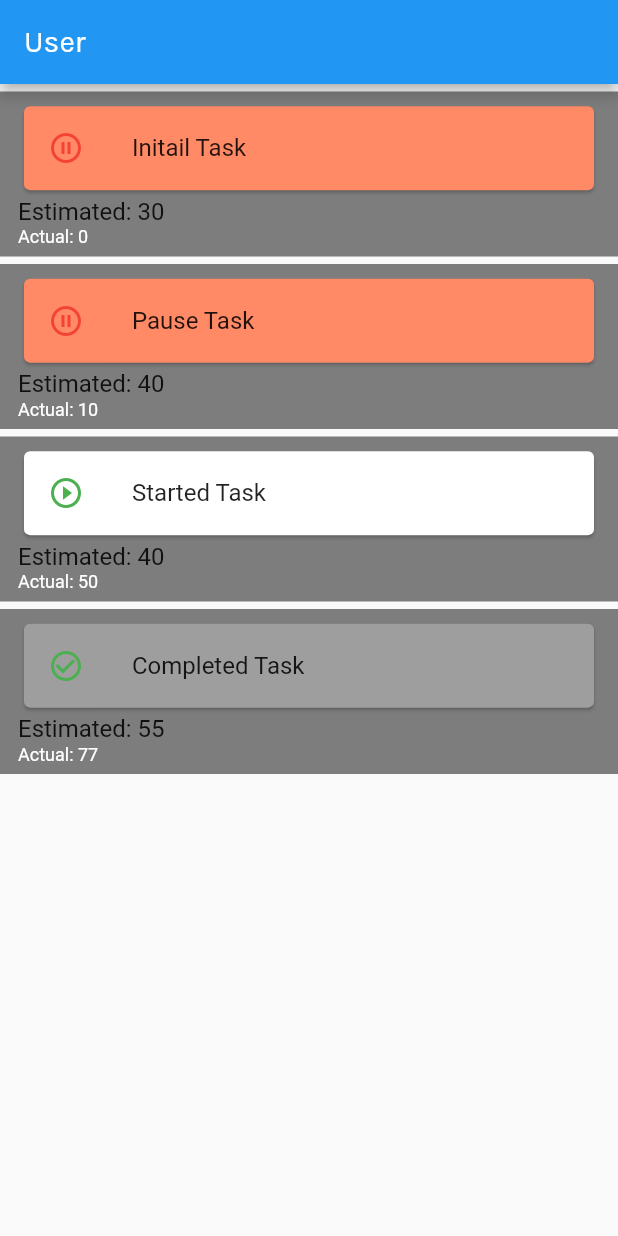
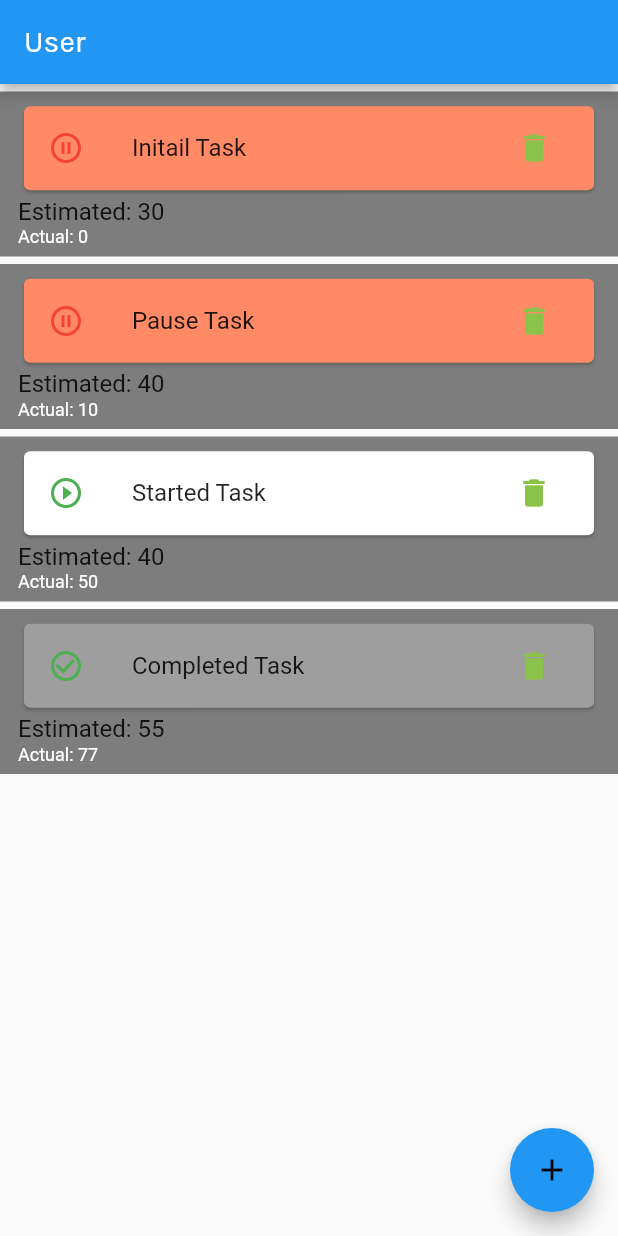
Before and after one commit to pankajso/fluttertemplate, a Flutter app: the screen it shows after launch, on a phone screen of 412 x 824 dp. Run offline on Flutter 3.47's test engine with Material 2 defaults, Android fonts, the phone set to English and light mode, and no system bars.

Commit message:
added dialog to add task

```diff
--- a/lib/app.dart
+++ b/lib/app.dart
@@ -13,7 +13,8 @@ class MyApp extends StatelessWidget {
           textTheme: TextTheme(
             headline6: TitleTextStyle,
             bodyText2: Body1TextStyle,
-          )),
+          ),
+        ),
     );
   }
 }
--- a/lib/models/task_detail.dart
+++ b/lib/models/task_detail.dart
@@ -10,10 +10,10 @@ enum TaskStatus{
 
 class TaskDetail {
   final int id;
-  final String name;
-  final int estimate;
-  final int actual;
-  final TaskStatus status;
+  String name;
+  int estimate;
+  int actual;
+  TaskStatus status;
 
   TaskDetail(this.id, this.name, this.estimate, this.actual, this.status);
 }
--- a/lib/views/task_view.dart
+++ b/lib/views/task_view.dart
@@ -1,6 +1,7 @@
 import 'dart:developer';
 
 import 'package:flutter/material.dart';
+import 'package:fluttertemplate/models/task_detail.dart';
 
 import '../models/task.dart';
 import 'tile_overlay.dart';
@@ -8,22 +9,58 @@ import 'tile_overlay.dart';
 class TaskView extends StatelessWidget {
   final tasks = Task.fetchAll();
 
-  @override
   Widget build(BuildContext context) {
-    return Scaffold(
+    var scaffold = Scaffold(
       appBar: AppBar(
+
         title: Text(tasks.username),
       ),
+      floatingActionButton: buildFloatingActionButton(context),
       body: ListView.builder(
         itemCount: tasks.taskdetails.length,
-        itemBuilder: (context, index) =>
-        _itemBuilder(context, tasks, index),
-        ),
+        itemBuilder: (context, index) => _itemBuilder(context, tasks, index),
+      ),
+    );
+    return scaffold;
+  }
+
+  FloatingActionButton buildFloatingActionButton(BuildContext context) {
+    return FloatingActionButton(
+      onPressed: () {
+        showDialog(
+            context: context,
+            builder: (BuildContext context) {
+              return AlertDialog(
+                shape: RoundedRectangleBorder(
+                    borderRadius: BorderRadius.circular(12)),
+                title: Text("Add Task"),
+                content: TextField(
+                  onChanged: (String value) {
+                    tasks.taskdetails.add(TaskDetail(1, value, 50,0,TaskStatus.pause));
+                  },
+                ),
+                actions: <Widget>[
+                  FlatButton(
+                      onPressed: () {
+                        // setState(() {
+                        //   todos.add(input);
+                        // });
+                        // createTodos();
+                        Navigator.of(context).pop();
+                      },
+                      child: Text("Add"))
+                ],
+              );
+            });
+      },
+      child: Icon(
+        Icons.add,
+        color: Colors.black,
+      ),
     );
   }
-  _onTaskTap(BuildContext context, int taskID) {
 
-  }
+  _onTaskTap(BuildContext context, int taskID) {}
   Widget _itemBuilder(BuildContext context, Task task, int index) {
     return GestureDetector(
       onTap: () => _onTaskTap(context, task.currentActiveid),
@@ -37,4 +74,11 @@ class TaskView extends StatelessWidget {
       ),
     );
   }
+
+  // @override
+  // State<StatefulWidget> createState() {
+  //   // TODO: implement createState
+  //   throw UnimplementedError();
+  // }
+
 }
--- a/lib/widgets/task_tile.dart
+++ b/lib/widgets/task_tile.dart
@@ -29,8 +29,18 @@ class TaskTile extends StatelessWidget {
                 title: Text(
                   task.taskdetails[index].name,
                 ),
+                trailing: IconButton(
+                      icon: Icon(
+                        Icons.delete,
+                        color: Colors.lightGreen,
+                      ),
+                      onPressed: () {
+                        // deleteTask(documentSnapshot.documentID);
+                      },
+                    ),
               ),
               color: toColor(task.taskdetails[index].status),
+
             ),
             Text(
               "Estimated: " + task.taskdetails[index].estimate.toString(),
```
